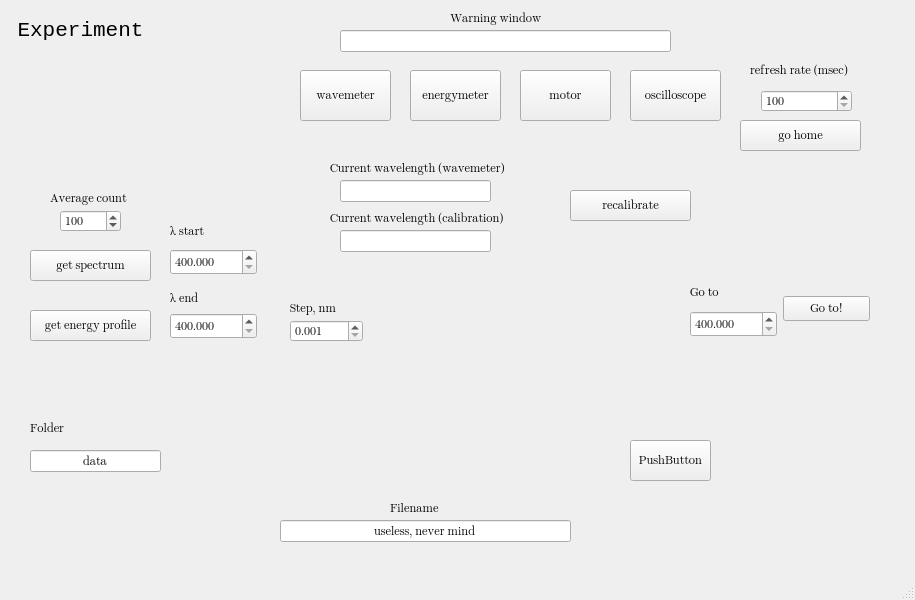
Above: gui_window.ui from ethylking/LAZERUI before the change. Below: the same form after it.
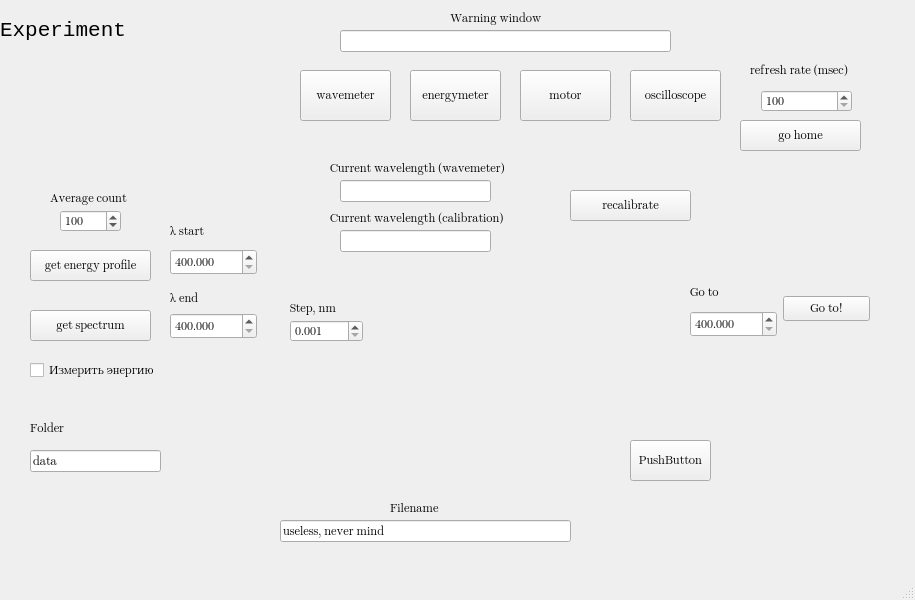
That is the form after the change.

Patch:
```diff
--- a/gui_window.ui
+++ b/gui_window.ui
@@ -59,9 +59,6 @@
     <property name="text">
      <string>Experiment</string>
     </property>
-    <property name="alignment">
-     <set>Qt::AlignmentFlag::AlignCenter</set>
-    </property>
    </widget>
    <widget class="QPushButton" name="pushButton">
     <property name="geometry">
@@ -141,7 +138,7 @@
     <property name="geometry">
      <rect>
       <x>30</x>
-      <y>310</y>
+      <y>250</y>
       <width>121</width>
       <height>31</height>
      </rect>
@@ -160,7 +157,7 @@
     <property name="geometry">
      <rect>
       <x>30</x>
-      <y>250</y>
+      <y>310</y>
       <width>121</width>
       <height>31</height>
      </rect>
@@ -184,9 +181,6 @@
     <property name="text">
      <string>useless, never mind</string>
     </property>
-    <property name="alignment">
-     <set>Qt::AlignmentFlag::AlignCenter</set>
-    </property>
    </widget>
    <widget class="QLabel" name="label_5">
     <property name="geometry">
@@ -516,9 +510,6 @@
     <property name="text">
      <string>data</string>
     </property>
-    <property name="alignment">
-     <set>Qt::AlignmentFlag::AlignCenter</set>
-    </property>
    </widget>
    <widget class="QWidget" name="layoutWidget">
     <property name="geometry">
@@ -575,6 +566,19 @@
      </item>
     </layout>
    </widget>
+   <widget class="QCheckBox" name="InspecEnergy">
+    <property name="geometry">
+     <rect>
+      <x>30</x>
+      <y>360</y>
+      <width>131</width>
+      <height>20</height>
+     </rect>
+    </property>
+    <property name="text">
+     <string>Измерить энергию</string>
+    </property>
+   </widget>
   </widget>
   <widget class="QMenuBar" name="menubar">
    <property name="geometry">
```
Left out of the diff: 12 changed lines with no effect on the pictures.
